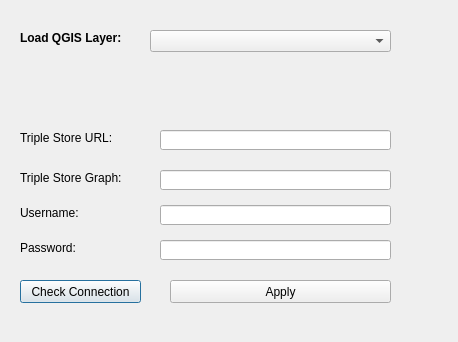
This is dialogs/ui/uploadrdfdialog.ui in sparqlunicorn/sparqlunicornGoesGIS as Qt 5 draws it before an edit. The edited form follows.
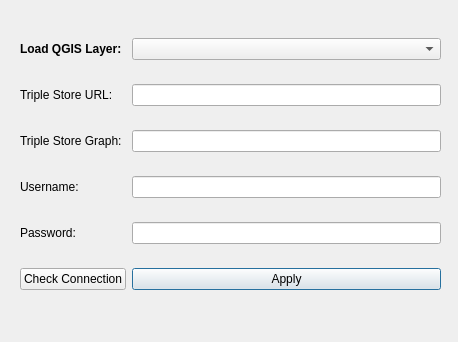
This is the edited form.

What changed in the file:
```diff
--- a/dialogs/ui/uploadrdfdialog.ui
+++ b/dialogs/ui/uploadrdfdialog.ui
@@ -13,143 +13,58 @@
   <property name="windowTitle">
    <string>Dialog</string>
   </property>
+  <widget class="QWidget" name="gridLayoutWidget">
+   <property name="geometry">
+    <rect>
+     <x>20</x>
+     <y>20</y>
+     <width>421</width>
+     <height>291</height>
+    </rect>
+   </property>
+   <layout class="QGridLayout" name="gridLayout">
+    <item row="0" column="1">
+     <widget class="QComboBox" name="layerCBox"/>
+    </item>
+    <item row="3" column="1">
+     <widget class="QLineEdit" name="usernameEdit"/>
+    </item>
+    <item row="1" column="0">
   <widget class="QLabel" name="tripleStoreURL">
-   <property name="geometry">
-    <rect>
-     <x>20</x>
-     <y>130</y>
-     <width>101</width>
-     <height>16</height>
-    </rect>
-   </property>
    <property name="text">
     <string>Triple Store URL:</string>
    </property>
   </widget>
-  <widget class="QLineEdit" name="tripleStoreURLEdit">
-   <property name="geometry">
-    <rect>
-     <x>160</x>
-     <y>130</y>
-     <width>231</width>
-     <height>20</height>
-    </rect>
-   </property>
-  </widget>
+    </item>
+    <item row="4" column="1">
+     <widget class="QLineEdit" name="passwordEdit"/>
+    </item>
+    <item row="2" column="0">
   <widget class="QLabel" name="tripleStoreGraph">
-   <property name="geometry">
-    <rect>
-     <x>20</x>
-     <y>170</y>
-     <width>101</width>
-     <height>16</height>
-    </rect>
-   </property>
    <property name="text">
     <string>Triple Store Graph:</string>
    </property>
   </widget>
-  <widget class="QLineEdit" name="tripleStoreGraphEdit">
-   <property name="geometry">
-    <rect>
-     <x>160</x>
-     <y>170</y>
-     <width>231</width>
-     <height>20</height>
-    </rect>
-   </property>
-  </widget>
-  <widget class="QLabel" name="username">
-   <property name="geometry">
-    <rect>
-     <x>20</x>
-     <y>205</y>
-     <width>101</width>
-     <height>16</height>
-    </rect>
-   </property>
-   <property name="text">
-    <string>Username:</string>
-   </property>
-  </widget>
+    </item>
+    <item row="1" column="1">
+     <widget class="QLineEdit" name="tripleStoreURLEdit"/>
+    </item>
+    <item row="4" column="0">
   <widget class="QLabel" name="password">
-   <property name="geometry">
-    <rect>
-     <x>20</x>
-     <y>240</y>
-     <width>101</width>
-     <height>16</height>
-    </rect>
-   </property>
    <property name="text">
     <string>Password:</string>
    </property>
   </widget>
-  <widget class="QLineEdit" name="usernameEdit">
-   <property name="geometry">
-    <rect>
-     <x>160</x>
-     <y>205</y>
-     <width>231</width>
-     <height>20</height>
-    </rect>
-   </property>
-  </widget>
-  <widget class="QLineEdit" name="passwordEdit">
-   <property name="geometry">
-    <rect>
-     <x>160</x>
-     <y>240</y>
-     <width>231</width>
-     <height>20</height>
-    </rect>
-   </property>
-  </widget>
-  <widget class="QPushButton" name="checkConnectionButton">
-   <property name="geometry">
-    <rect>
-     <x>20</x>
-     <y>280</y>
-     <width>121</width>
-     <height>23</height>
-    </rect>
-   </property>
+    </item>
+    <item row="3" column="0">
+     <widget class="QLabel" name="username">
    <property name="text">
-    <string>Check Connection</string>
-   </property>
-  </widget>
-  <widget class="QPushButton" name="applyButton">
-   <property name="geometry">
-    <rect>
-     <x>170</x>
-     <y>280</y>
-     <width>221</width>
-     <height>23</height>
-    </rect>
-   </property>
-   <property name="text">
-    <string>Apply</string>
-   </property>
-  </widget>
-  <widget class="QComboBox" name="layerCBox">
-   <property name="geometry">
-    <rect>
-     <x>150</x>
-     <y>30</y>
-     <width>241</width>
-     <height>22</height>
-    </rect>
-   </property>
-  </widget>
+       <string>Username:</string>
+      </property>
+     </widget>
+    </item>
+    <item row="0" column="0">
   <widget class="QLabel" name="loadLayerLabel">
-   <property name="geometry">
-    <rect>
-     <x>20</x>
-     <y>30</y>
-     <width>111</width>
-     <height>16</height>
-    </rect>
-   </property>
    <property name="font">
     <font>
      <weight>75</weight>
@@ -159,6 +74,26 @@
    <property name="text">
     <string>Load QGIS Layer:</string>
    </property>
+     </widget>
+    </item>
+    <item row="2" column="1">
+     <widget class="QLineEdit" name="tripleStoreGraphEdit"/>
+    </item>
+    <item row="5" column="1">
+     <widget class="QPushButton" name="applyButton">
+      <property name="text">
+       <string>Apply</string>
+      </property>
+     </widget>
+    </item>
+    <item row="5" column="0">
+     <widget class="QPushButton" name="checkConnectionButton">
+      <property name="text">
+       <string>Check Connection</string>
+      </property>
+     </widget>
+    </item>
+   </layout>
   </widget>
  </widget>
  <resources/>
```
Lines whose indentation alone changed are shown as unchanged.
